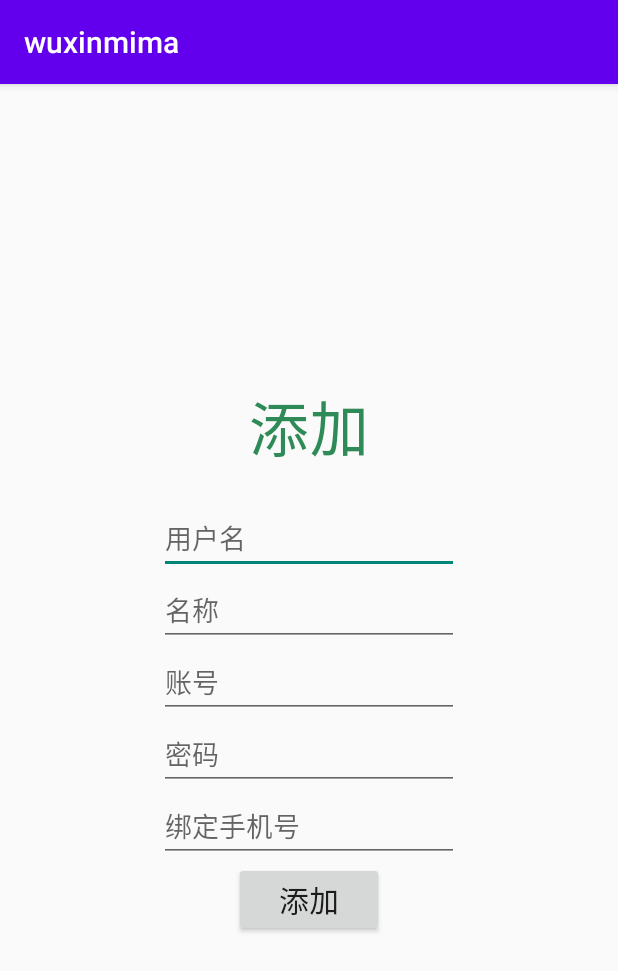
After one commit to code-yue/wuxinmima, an Android app: the add_mima screen opened directly, with no data from a screen before it, on a phone screen of 412 x 824 dp. The commit adds this screen. Shown: the top 971 px of the screen. Run offline under Robolectric (Android 15) with nearby library versions, the light colour scheme and no system bars.

Commit message:
主页面的布局，密码表的建立，添加密码功能的实现，实现登录即可进入该用户名的密码储存

```diff
--- a/app/build.gradle
+++ b/app/build.gradle
@@ -40,4 +40,9 @@ dependencies {
     implementation 'com.squareup.okhttp3:okhttp:3.4.1'
     implementation 'com.google.code.gson:gson:2.7'
     implementation 'com.github.bumptech.glide:glide:3.7.0'
+
+    implementation 'com.android.support:design:24.2.1'
+    implementation 'de.hdodenhof:circleimageview:2.1.0'
+    implementation 'com.android.support:cardview-v7:24.2.1'
+    implementation "androidx.swiperefreshlayout:swiperefreshlayout:1.0.0"
 }
--- a/app/src/main/AndroidManifest.xml
+++ b/app/src/main/AndroidManifest.xml
@@ -10,7 +10,8 @@
         android:roundIcon="@mipmap/ic_launcher_round"
         android:supportsRtl="true"
         android:theme="@style/Theme.Wuxinmima">
-        <activity android:name=".Enroll"></activity>
+        <activity android:name=".add_mima"></activity>
+        <activity android:name=".Enroll" />
         <activity android:name=".Login">
             <intent-filter>
                 <action android:name="android.intent.action.MAIN" />
--- a/app/src/main/assets/litepal.xml
+++ b/app/src/main/assets/litepal.xml
@@ -1,8 +1,9 @@
 <?xml version="1.0" encoding="utf-8" ?>
 <litepal>
     <dbname value= "wuxinmima"/>
-    <version value = "1"/>
+    <version value = "2"/>
     <list>
         <mapping class= "com.example.wuxinmima.Users"/>
+        <mapping class="com.example.wuxinmima.mima"/>
     </list>
 </litepal>
--- a/app/src/main/java/com/example/wuxinmima/Login.java
+++ b/app/src/main/java/com/example/wuxinmima/Login.java
@@ -65,6 +65,7 @@ public class Login extends AppCompatActivity implements View.OnClickListener {
                     Toast.makeText(Login.this,"输入有误，请检查重新输入",Toast.LENGTH_SHORT).show();
                 }else{
                     Intent intent1 = new Intent(Login.this,MainActivity.class);
+                    intent1.putExtra("手机号",手机号信息);
                     startActivity(intent1);
                     finish();
                 }
--- /dev/null
+++ b/app/src/main/java/com/example/wuxinmima/add_mima.java
@@ -0,0 +1,47 @@
+package com.example.wuxinmima;
+
+import androidx.appcompat.app.AppCompatActivity;
+
+import android.os.Bundle;
+import android.view.View;
+import android.widget.Button;
+import android.widget.EditText;
+
+public class add_mima extends AppCompatActivity {
+    private EditText 添加用户名;
+    private EditText 添加账号;
+    private EditText 密码名称;
+    private EditText 添加密码;
+    private EditText 绑定手机号;
+    private Button 添加;
+
+    @Override
+    protected void onCreate(Bundle savedInstanceState) {
+        super.onCreate(savedInstanceState);
+        setContentView(R.layout.activity_add_mima);
+        添加 = (Button)findViewById(R.id.添加);
+        添加用户名 = (EditText)findViewById(R.id.添加用户名);
+        添加账号 = (EditText)findViewById(R.id.添加账号);
+        添加密码 = (EditText)findViewById(R.id.添加密码);
+        密码名称 = (EditText)findViewById(R.id.密码名称);
+        绑定手机号 = (EditText)findViewById(R.id.绑定手机号);
+        添加.setOnClickListener(new View.OnClickListener() {
+            @Override
+            public void onClick(View v) {
+                //判断是否是该用户
+                String 用户名 = 添加用户名.getText().toString();
+                String 名称 = 密码名称.getText().toString();
+                String 账号 = 添加账号.getText().toString();
+                String 密码 = 添加密码.getText().toString();
+                String 手机号 = 绑定手机号.getText().toString();
+                mima Mima = new mima();
+                Mima.set用户名(用户名);
+                Mima.set名称(名称);
+                Mima.set账号(账号);
+                Mima.set密码(密码);
+                Mima.set绑定手机号(手机号);
+                Mima.save();
+            }
+        });
+    }
+}
--- /dev/null
+++ b/app/src/main/res/layout/activity_add_mima.xml
@@ -0,0 +1,71 @@
+<?xml version="1.0" encoding="utf-8"?>
+<RelativeLayout xmlns:android="http://schemas.android.com/apk/res/android"
+    xmlns:app="http://schemas.android.com/apk/res-auto"
+    xmlns:tools="http://schemas.android.com/tools"
+    android:layout_width="match_parent"
+    android:layout_height="match_parent"
+    tools:context=".Enroll">
+    <LinearLayout
+        android:id="@+id/输入"
+        android:layout_width="wrap_content"
+        android:layout_height="wrap_content"
+        android:layout_centerInParent="true"
+        android:orientation="vertical">
+
+        <TextView
+            android:layout_width="wrap_content"
+            android:layout_height="wrap_content"
+            android:layout_gravity="center_horizontal"
+            android:text="添加"
+            android:textColor="#2E8B57"
+            android:textSize="40sp" />
+        <EditText
+            android:id="@+id/添加用户名"
+            android:layout_width="200dp"
+            android:layout_height="wrap_content"
+            android:layout_gravity="center_horizontal"
+            android:layout_marginTop="20dp"
+            android:hint="用户名"
+            android:maxLines="1" />
+        <EditText
+            android:id="@+id/密码名称"
+            android:layout_width="200dp"
+            android:layout_height="wrap_content"
+            android:layout_gravity="center_horizontal"
+            android:hint="名称"
+            android:maxLines="1" />
+
+        <EditText
+            android:id="@+id/添加账号"
+            android:layout_width="200dp"
+            android:layout_height="wrap_content"
+            android:layout_gravity="center_horizontal"
+            android:hint="账号"
+            android:maxLines="1" />
+        <EditText
+            android:id="@+id/添加密码"
+            android:layout_width="200dp"
+            android:layout_height="wrap_content"
+            android:layout_gravity="center_horizontal"
+            android:hint="密码"
+            android:maxLines="1" />
+        <EditText
+            android:id="@+id/绑定手机号"
+            android:layout_width="200dp"
+            android:layout_height="wrap_content"
+            android:layout_gravity="center_horizontal"
+            android:hint="绑定手机号"
+            android:maxLines="1" />
+
+
+        <Button
+            android:id="@+id/添加"
+            android:layout_width="100dp"
+            android:layout_height="wrap_content"
+            android:layout_gravity="center_horizontal"
+            android:text="添加"
+            android:textSize="20sp" />
+
+    </LinearLayout>
+
+</RelativeLayout>
```
Also changed, not shown: app/src/main/java/com/example/wuxinmima/MainActivity.java (+41 -0 lines), app/src/main/java/com/example/wuxinmima/mima.java (added, +62 -0 lines), app/src/main/java/com/example/wuxinmima/mimaAdapter.java (added, +31 -0 lines), app/src/main/res/layout/activity_main.xml (+18 -8 lines), app/src/main/res/layout/mima.xml (added, +12 -0 lines), app/src/main/res/drawable/add.png (added).
